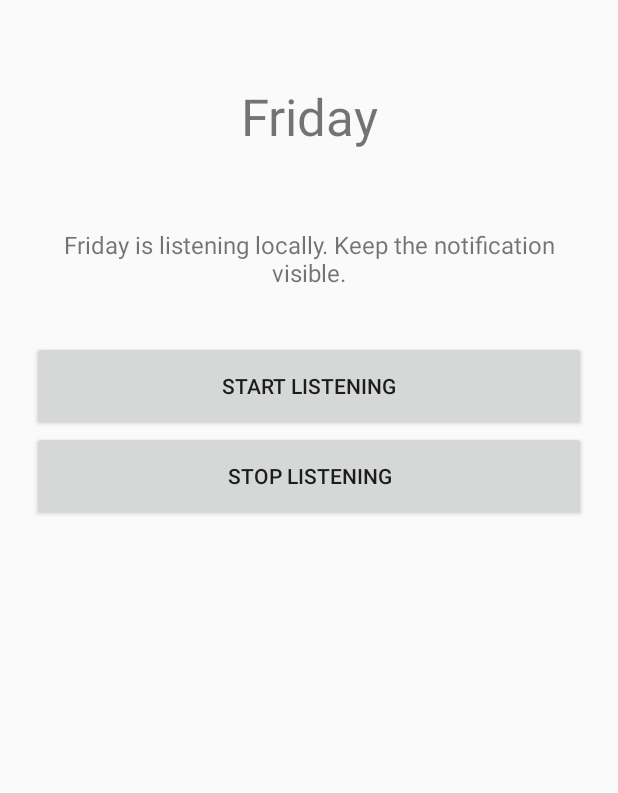
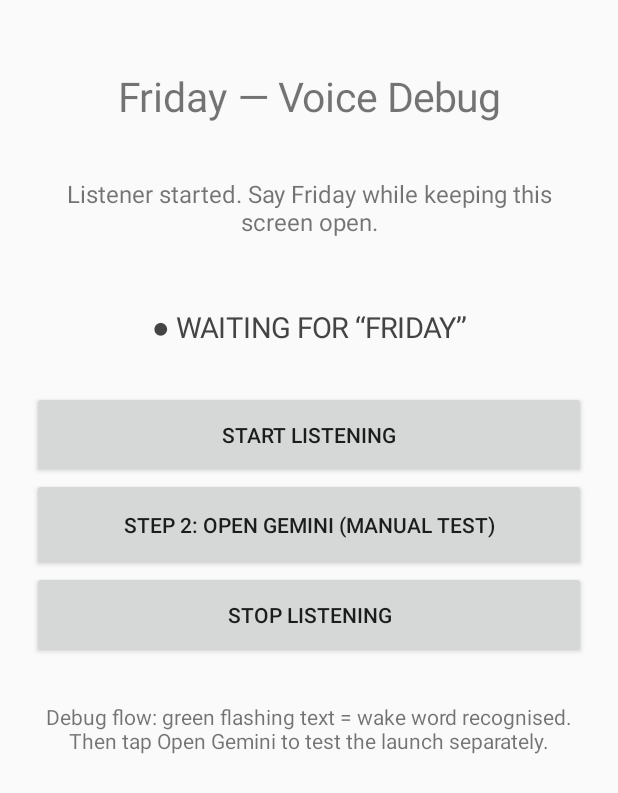
Before and after one commit to aravindkrish148/friday-android, an Android app: the screen it shows after launch (MainActivity), after a tap on "START LISTENING", on a phone screen of 412 x 824 dp. Shown: the top 793 px of the screen. Run offline under Robolectric (Android 15) with nearby library versions, the phone set to English and light mode, and no system bars.

Commit message:
Add green wake detection indicator and manual Gemini test button

```diff
--- a/app/src/main/java/com/aravindkrish/friday/MainActivity.java
+++ b/app/src/main/java/com/aravindkrish/friday/MainActivity.java
@@ -2,36 +2,90 @@ package com.aravindkrish.friday;
 
 import android.Manifest;
 import android.app.Activity;
+import android.content.BroadcastReceiver;
+import android.content.Context;
 import android.content.Intent;
+import android.content.IntentFilter;
 import android.content.pm.PackageManager;
+import android.graphics.Color;
 import android.os.Build;
 import android.os.Bundle;
+import android.os.Handler;
+import android.os.Looper;
 import android.view.Gravity;
 import android.widget.Button;
 import android.widget.LinearLayout;
 import android.widget.TextView;
 
 public class MainActivity extends Activity {
-    private TextView status;
     private static final int REQUEST_MIC = 10;
+    private static final String GEMINI_PACKAGE="com.google.android.apps.bard";
+    private TextView status, wakeIndicator;
+    private final Handler handler=new Handler(Looper.getMainLooper());
+    private boolean blinkOn=true;
+    private final Runnable blink=new Runnable(){
+        @Override public void run(){
+            if(wakeIndicator==null)return;
+            wakeIndicator.setTextColor(blinkOn?Color.rgb(0,150,45):Color.rgb(0,90,25));
+            wakeIndicator.setAlpha(blinkOn?1.0f:0.35f);
+            blinkOn=!blinkOn;
+            handler.postDelayed(this,350);
+        }
+    };
+    private final BroadcastReceiver wakeReceiver=new BroadcastReceiver(){
+        @Override public void onReceive(Context context,Intent intent){
+            String heard=intent.getStringExtra(WakeService.EXTRA_RECOGNISED_TEXT);
+            wakeIndicator.setText("✓ FRIDAY DETECTED"+(heard==null?"":" — heard: "+heard));
+            wakeIndicator.setTextColor(Color.rgb(0,150,45));
+            wakeIndicator.setAlpha(1.0f);
+            handler.removeCallbacks(blink);
+            blinkOn=true;
+            handler.post(blink);
+        }
+    };
     @Override public void onCreate(Bundle saved) {
         super.onCreate(saved);
         LinearLayout root = new LinearLayout(this);
-        root.setOrientation(LinearLayout.VERTICAL); root.setPadding(32,56,32,32); root.setGravity(Gravity.CENTER_HORIZONTAL);
-        TextView title = new TextView(this); title.setText("Friday"); title.setTextSize(34); title.setGravity(Gravity.CENTER);
-        root.addView(title,new LinearLayout.LayoutParams(-1,dp(80)));
-        status = new TextView(this); status.setText("Local wake-word detection\nSay ‘Friday’ to open your assistant."); status.setTextSize(16); status.setGravity(Gravity.CENTER);
-        root.addView(status,new LinearLayout.LayoutParams(-1,dp(110)));
-        Button start = new Button(this); start.setText("Start listening"); start.setOnClickListener(v -> startListening()); root.addView(start,new LinearLayout.LayoutParams(-1,dp(60)));
-        Button stop = new Button(this); stop.setText("Stop listening"); stop.setOnClickListener(v -> { stopService(new Intent(this,WakeService.class)); status.setText("Listening stopped."); }); root.addView(stop,new LinearLayout.LayoutParams(-1,dp(60)));
+        root.setOrientation(LinearLayout.VERTICAL); root.setPadding(32,40,32,32); root.setGravity(Gravity.CENTER_HORIZONTAL);
+        TextView title = new TextView(this); title.setText("Friday — Voice Debug"); title.setTextSize(27); title.setGravity(Gravity.CENTER);
+        root.addView(title,new LinearLayout.LayoutParams(-1,dp(75)));
+        status = new TextView(this); status.setText("Step 1: Start listening, then say Friday."); status.setTextSize(16); status.setGravity(Gravity.CENTER);
+        root.addView(status,new LinearLayout.LayoutParams(-1,dp(75)));
+        wakeIndicator = new TextView(this); wakeIndicator.setText("● WAITING FOR “FRIDAY”"); wakeIndicator.setTextSize(19); wakeIndicator.setGravity(Gravity.CENTER); wakeIndicator.setTextColor(Color.DKGRAY);
+        root.addView(wakeIndicator,new LinearLayout.LayoutParams(-1,dp(85)));
+        Button start = new Button(this); start.setText("Start listening"); start.setOnClickListener(v -> startListening()); root.addView(start,new LinearLayout.LayoutParams(-1,dp(58)));
+        Button openGemini = new Button(this); openGemini.setText("Step 2: Open Gemini (manual test)"); openGemini.setOnClickListener(v -> openGemini()); root.addView(openGemini,new LinearLayout.LayoutParams(-1,dp(62)));
+        Button stop = new Button(this); stop.setText("Stop listening"); stop.setOnClickListener(v -> { stopService(new Intent(this,WakeService.class)); status.setText("Listening stopped."); wakeIndicator.setText("● LISTENING STOPPED"); handler.removeCallbacks(blink); }); root.addView(stop,new LinearLayout.LayoutParams(-1,dp(58)));
+        TextView hint=new TextView(this);hint.setText("Debug flow: green flashing text = wake word recognised. Then tap Open Gemini to test the launch separately.");hint.setTextSize(14);hint.setGravity(Gravity.CENTER);root.addView(hint,new LinearLayout.LayoutParams(-1,dp(95)));
         setContentView(root);
+    }
+    @Override protected void onStart(){
+        super.onStart();
+        IntentFilter filter=new IntentFilter(WakeService.ACTION_WAKE_DETECTED);
+        if(Build.VERSION.SDK_INT>=33)registerReceiver(wakeReceiver,filter,Context.RECEIVER_NOT_EXPORTED);else registerReceiver(wakeReceiver,filter);
+    }
+    @Override protected void onStop(){
+        try{unregisterReceiver(wakeReceiver);}catch(Exception ignored){}
+        handler.removeCallbacks(blink);
+        super.onStop();
     }
     private int dp(int n){return (int)(n*getResources().getDisplayMetrics().density);}
     private void startListening(){
         if(checkSelfPermission(Manifest.permission.RECORD_AUDIO)!=PackageManager.PERMISSION_GRANTED){requestPermissions(new String[]{Manifest.permission.RECORD_AUDIO},REQUEST_MIC);return;}
         if(Build.VERSION.SDK_INT>=33 && checkSelfPermission(Manifest.permission.POST_NOTIFICATIONS)!=PackageManager.PERMISSION_GRANTED){requestPermissions(new String[]{Manifest.permission.POST_NOTIFICATIONS},REQUEST_MIC);return;}
         Intent i=new Intent(this,WakeService.class); if(Build.VERSION.SDK_INT>=26)startForegroundService(i);else startService(i);
-        status.setText("Friday is listening locally. Keep the notification visible.");
+        status.setText("Listener started. Say Friday while keeping this screen open.");
+        wakeIndicator.setText("● WAITING FOR “FRIDAY”");
+        wakeIndicator.setTextColor(Color.DKGRAY);
+    }
+    private void openGemini(){
+        try{
+            Intent i=getPackageManager().getLaunchIntentForPackage(GEMINI_PACKAGE);
+            if(i==null){status.setText("Gemini app not found. Install/update Gemini, then retry.");return;}
+            i.addFlags(Intent.FLAG_ACTIVITY_NEW_TASK);
+            startActivity(i);
+            status.setText("Gemini launch requested. Check whether Gemini opens; tap its mic manually if needed.");
+        }catch(Exception e){status.setText("Could not open Gemini: "+e.getMessage());}
     }
     @Override public void onRequestPermissionsResult(int requestCode,String[] permissions,int[] results){super.onRequestPermissionsResult(requestCode,permissions,results);if(requestCode==REQUEST_MIC && results.length>0 && results[0]==PackageManager.PERMISSION_GRANTED)startListening();}
 }
```
